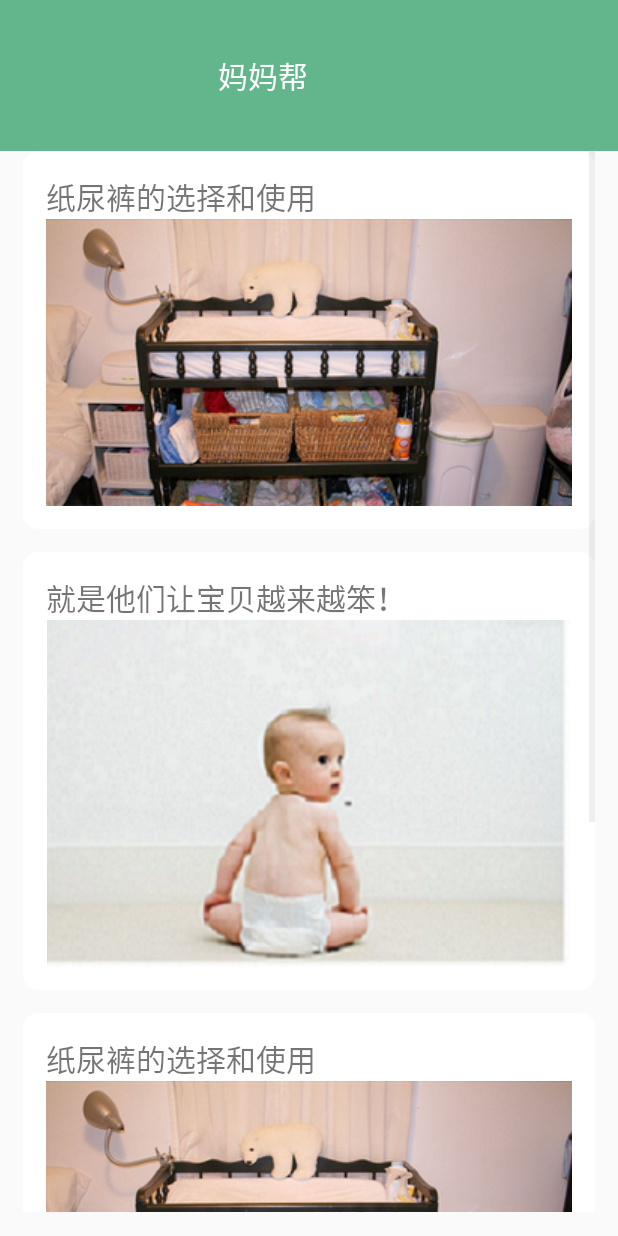
After one commit to fcgll520/BabyGrowthRecord, an Android app: the MainActivity screen opened directly, with no data from a screen before it, on a phone screen of 412 x 824 dp. The commit adds this screen. Run offline under Robolectric (Android 15) with nearby library versions, the phone set to English and light mode, and no system bars; our stand-ins replace CircleImageView.

Commit message:
Merge branch 'develop' of https://github.com/lizongyuyu/BabyGrowthRecord
# Conflicts:
#	README.md

```diff
--- a/app/src/main/AndroidManifest.xml
+++ b/app/src/main/AndroidManifest.xml
@@ -27,6 +27,8 @@
         <activity android:name=".user.UserSettingHeadPic"/>
         <activity android:name=".user.UserSettingName"/>
         <activity android:name=".user.UserSettingPwd"/>
+        <activity android:name=".Mother.MainActivity"/>
+        <activity android:name=".Mother.CardMessage"/>
     </application>
 
 </manifest>
--- /dev/null
+++ b/app/src/main/java/com/baby/babygrowthrecord/Mother/GoogleCard.java
@@ -0,0 +1,37 @@
+package com.baby.babygrowthrecord.Mother;
+
+/**
+ * Created by apple on 2016/11/22.
+ */
+public class GoogleCard {
+
+        private String mDescription;
+        private int mDrawable;
+
+        public GoogleCard(String mDescription,int mDrawable)
+        {
+            this.mDescription=mDescription;
+            this.mDrawable=mDrawable;
+        }
+
+        public String getDescription()
+        {
+            return mDescription;
+        }
+
+        public void setDescription(String mDescription)
+        {
+            this.mDescription = mDescription;
+        }
+
+        public int getDrawable()
+        {
+            return mDrawable;
+        }
+
+        public void setDrawable(int mDrawable)
+        {
+            this.mDrawable = mDrawable;
+        }
+
+}
--- /dev/null
+++ b/app/src/main/java/com/baby/babygrowthrecord/Mother/GoogleCardAdapter.java
@@ -0,0 +1,64 @@
+package com.baby.babygrowthrecord.Mother;
+
+import android.content.Context;
+import android.view.LayoutInflater;
+import android.view.View;
+import android.view.ViewGroup;
+import android.widget.BaseAdapter;
+import android.widget.ImageView;
+import android.widget.TextView;
+
+import com.baby.babygrowthrecord.R;
+
+import java.util.List;
+
+/**
+ * Created by apple on 2016/11/22.
+ */
+public class GoogleCardAdapter extends BaseAdapter {
+    private List<GoogleCard> mCards;
+    private Context mContext;
+
+    public GoogleCardAdapter(Context mContext,List<GoogleCard> mCards)
+    {
+        this.mContext=mContext;
+        this.mCards=mCards;
+    }
+    @Override
+    public int getCount()
+    {
+        return mCards.size();
+    }
+
+    @Override
+    public Object getItem(int Index)
+    {
+        return mCards.get(Index);
+    }
+
+    @Override
+    public long getItemId(int Index)
+    {
+        return Index;
+    }
+
+    @Override
+    public View getView(int Index, View mView, ViewGroup mParent)
+    {
+        ViewHolder mHolder=new ViewHolder();
+        mView= LayoutInflater.from(mContext).inflate(R.layout.activity_mother_item, null);
+        mHolder.Card_Title=(TextView)mView.findViewById(R.id.Card_Title);
+        mHolder.Card_Title.setText(mCards.get(Index).getDescription());
+        mHolder.Card_Pic=(ImageView)mView.findViewById(R.id.Card_Pic);
+        //记住啊，这里是setImageResource()方法，不是setBackgroundResource(),否则图像会变形啊
+        mHolder.Card_Pic.setImageResource(mCards.get(Index).getDrawable());
+        return mView;
+    }
+
+    private static class ViewHolder
+    {
+        TextView Card_Title;
+        ImageView Card_Pic;
+    }
+
+}
--- /dev/null
+++ b/app/src/main/java/com/baby/babygrowthrecord/Mother/MainActivity.java
@@ -0,0 +1,60 @@
+package com.baby.babygrowthrecord.Mother;
+
+import android.content.Intent;
+import android.os.Bundle;
+import android.support.v7.app.AppCompatActivity;
+import android.view.View;
+import android.widget.AdapterView;
+import android.widget.ListView;
+
+import com.baby.babygrowthrecord.R;
+
+import java.util.ArrayList;
+import java.util.List;
+
+public class MainActivity extends AppCompatActivity {
+
+    private ListView mListView;
+    @Override
+    protected void onCreate(Bundle savedInstanceState) {
+        super.onCreate(savedInstanceState);
+        setContentView(R.layout.activity_mother_main);
+
+        //获取listview
+        mListView=(ListView) findViewById(R.id.ListView);
+        //配置适配器
+        GoogleCardAdapter mAdapter=new GoogleCardAdapter(this, getItems());
+        mListView.setAdapter(mAdapter);
+        //给item设置监听
+
+        mListView.setOnItemClickListener(new AdapterView.OnItemClickListener() {
+            @Override
+            public void onItemClick(AdapterView<?> adapterView, View view, int i, long l) {
+                Intent intent=new Intent(MainActivity.this,CardMessage.class);
+                startActivity(intent);
+            }
+        });
+    }
+    private List<GoogleCard> getItems()
+    {
+        List<GoogleCard> mCards=new ArrayList<GoogleCard>();
+
+        //第一张卡片
+        GoogleCard mCard=new GoogleCard("纸尿裤的选择和使用",R.drawable.mother_item1);
+        mCards.add(mCard);
+
+        //第二张卡片
+        GoogleCard mCard1=new GoogleCard("就是他们让宝贝越来越笨！",R.drawable.mother_pic1);
+        mCards.add(mCard1);
+
+        //第三张卡片
+        GoogleCard mCard2=new GoogleCard("纸尿裤的选择和使用",R.drawable.mother_item1);
+        mCards.add(mCard2);
+
+        //第四张卡片
+        GoogleCard mCard3=new GoogleCard("纸尿裤的选择和使用",R.drawable.mother_item1);
+        mCards.add(mCard3);
+        return mCards;
+    }
+
+}
--- /dev/null
+++ b/app/src/main/res/drawable/mother_shape.xml
@@ -0,0 +1,5 @@
+<?xml version="1.0" encoding="utf-8"?>
+<shape xmlns:android="http://schemas.android.com/apk/res/android">
+    <solid android:color="#ffffff"/>
+    <corners android:radius="10dp"/>
+</shape>
--- /dev/null
+++ b/app/src/main/res/drawable/mother_shape1.xml
@@ -0,0 +1,5 @@
+<?xml version="1.0" encoding="utf-8"?>
+<shape xmlns:android="http://schemas.android.com/apk/res/android">
+    <solid android:color="#cccccc"/>
+    <corners android:radius="10dp"/>
+</shape>
--- /dev/null
+++ b/app/src/main/res/layout/activity_mother_item.xml
@@ -0,0 +1,25 @@
+<?xml version="1.0" encoding="utf-8"?>
+<LinearLayout xmlns:android="http://schemas.android.com/apk/res/android"
+    android:orientation="vertical"
+    android:layout_width="match_parent"
+    android:layout_height="match_parent"
+    android:background="@drawable/mother_shape"
+    android:descendantFocusability="blocksDescendants"
+    android:padding="15dp">
+    <TextView
+        android:id="@+id/Card_Title"
+        android:layout_width="match_parent"
+        android:layout_height="wrap_content"
+        android:text="宝宝成长"
+        android:textSize="20sp"
+        android:textIsSelectable="true"/>
+
+    <ImageView
+        android:id="@+id/Card_Pic"
+        android:layout_width="match_parent"
+        android:layout_height="wrap_content"
+        android:contentDescription="@string/Description"
+        android:src="@drawable/mother_pic2"
+        android:scaleType="center" />
+
+</LinearLayout>
--- /dev/null
+++ b/app/src/main/res/layout/activity_mother_main.xml
@@ -0,0 +1,35 @@
+<?xml version="1.0" encoding="utf-8"?>
+<LinearLayout xmlns:android="http://schemas.android.com/apk/res/android"
+    xmlns:tools="http://schemas.android.com/tools"
+    android:layout_width="match_parent"
+    android:layout_height="match_parent"
+    android:orientation="vertical"
+    android:paddingBottom="@dimen/activity_vertical_margin"
+    tools:context=".Mother.MainActivity">
+
+    <LinearLayout
+        android:layout_width="match_parent"
+        android:layout_height="0dp"
+        android:layout_weight="10"
+        android:background="@color/colorPrimary">
+        <TextView
+            android:layout_width="wrap_content"
+            android:layout_height="wrap_content"
+            android:text="妈妈帮"
+            android:textSize="20dp"
+            android:textColor="#ffffff"
+            android:layout_gravity="center"
+            android:layout_marginLeft="145dp"/>
+    </LinearLayout>
+    <ListView
+        android:id="@+id/ListView"
+        android:layout_width="match_parent"
+        android:layout_height="0dp"
+        android:layout_weight="70"
+        android:divider="@null"
+        android:paddingLeft="15dp"
+        android:paddingRight="15dp"
+        android:dividerHeight="15dp"
+        >
+    </ListView>
+</LinearLayout>
--- a/app/src/main/res/values/strings.xml
+++ b/app/src/main/res/values/strings.xml
@@ -1,3 +1,4 @@
 <resources>
     <string name="app_name">BabyGrowthRecord</string>
+    <string name="Description">BabyTree</string>
 </resources>
```
Also changed, not shown: app/src/main/java/com/baby/babygrowthrecord/Mother/CardMessage.java (added, +28 -0 lines), app/src/main/res/layout/activity_mother_message.xml (added, +62 -0 lines), app/src/main/res/drawable/mother_back.png (added), app/src/main/res/drawable/mother_item1.png (added), app/src/main/res/drawable/mother_pic1.png (added), app/src/main/res/drawable/mother_pic2.png (added).
